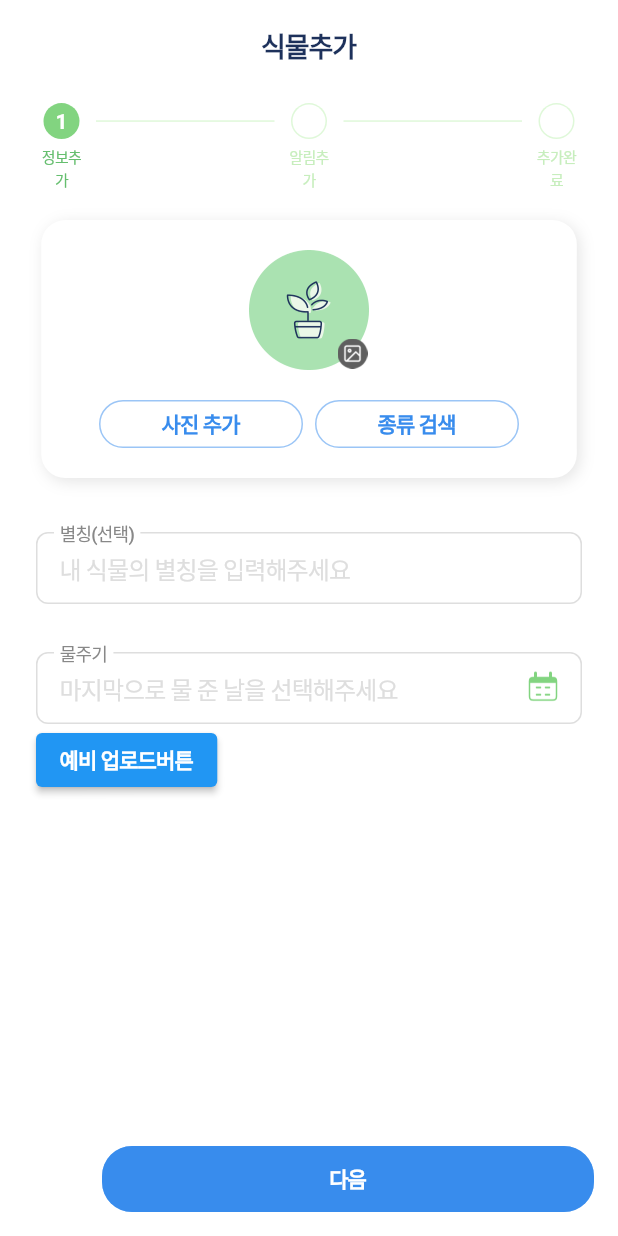
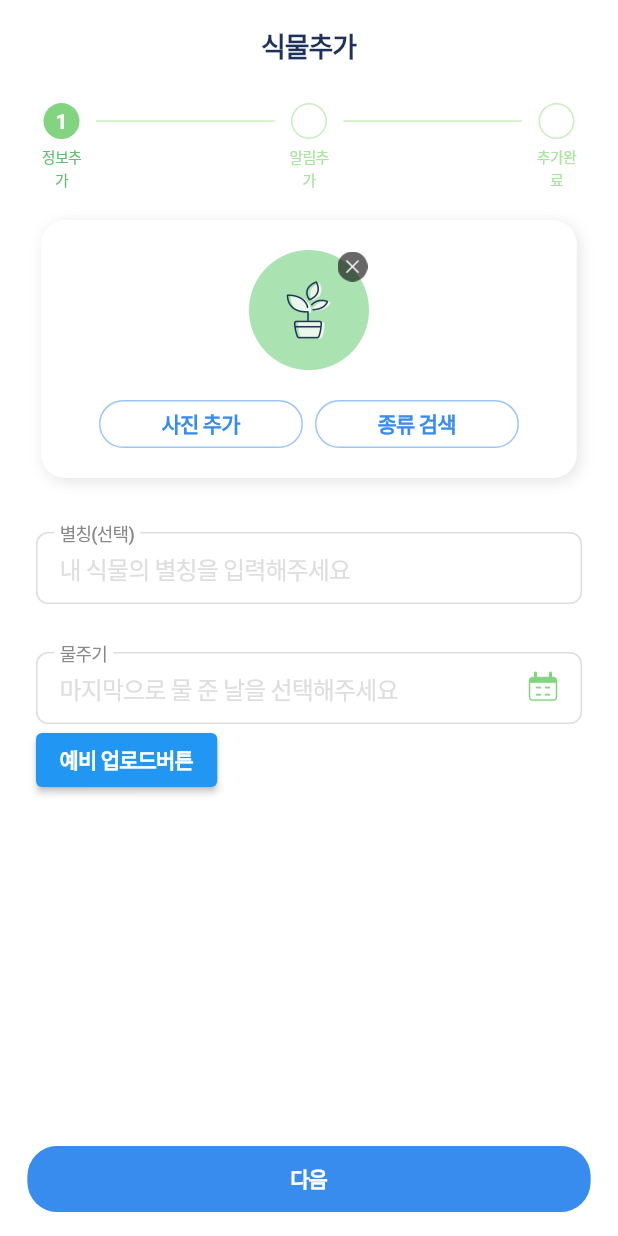
Before and after one commit to sungheeyoon/flutter-plant-plan, a Flutter app: the AddScreen widget shown alone on an empty page, opened directly, on a phone screen of 412 x 824 dp. Run offline on Flutter 3.47's test engine with Material 2 defaults, Android fonts, the phone set to English and light mode, and no system bars; our stand-ins replace cloud_firestore, equatable, firebase_core, firebase_storage, flutter_bloc, flutter_local_notifications and 8 more; missing offline and left inert: kakao_flutter_sdk_user, korea_regexp, snapping_sheet; accounts and stored records are empty; network calls fail; Roboto replaces fonts that are missing (Pretendard); statements that could not run were skipped.

Commit message:
finished Add Screen1/3page

```diff
--- a/lib/common/layout/default_layout.dart
+++ b/lib/common/layout/default_layout.dart
@@ -8,6 +8,7 @@ class DefaultLayout extends StatelessWidget {
   final String? title;
   final Widget? bottomNavigationBar;
   final Widget? floatingActionButton;
+  final FloatingActionButtonLocation? floatingActionButtonLocation;
 
   const DefaultLayout({
     required this.child,
@@ -15,6 +16,7 @@ class DefaultLayout extends StatelessWidget {
     this.title,
     this.bottomNavigationBar,
     this.floatingActionButton,
+    this.floatingActionButtonLocation,
     super.key,
   });
 
@@ -26,6 +28,7 @@ class DefaultLayout extends StatelessWidget {
       body: child,
       bottomNavigationBar: bottomNavigationBar,
       floatingActionButton: floatingActionButton,
+      floatingActionButtonLocation: floatingActionButtonLocation,
     );
   }
 
--- a/lib/screens/add_screen.dart
+++ b/lib/screens/add_screen.dart
@@ -504,11 +504,12 @@ class _AddScreenState extends State<AddScreen> {
         borderColor: pointColor2.withOpacity(
           0.5,
         ),
-        width: 328,
+        width: 328.w,
         height: 44,
         textColor: Colors.white,
         name: '다음',
       ),
+      floatingActionButtonLocation: FloatingActionButtonLocation.centerFloat,
 
       // bottomNavigationBar: SizedBox(
       //   width: fullWidth,
@@ -628,14 +629,14 @@ class _AddScreenState extends State<AddScreen> {
                           indent: 6.0,
                           endIndent: 6.0,
                           thickness: 1,
-                          color: keyColor200,
+                          color: keyColor300,
                         ),
                       ),
                       const SizedBox(
                         width: 34,
                         child: CircleAvatar(
                           radius: 12,
-                          backgroundColor: keyColor200,
+                          backgroundColor: keyColor300,
                           child: CircleAvatar(
                             radius: 11,
                             backgroundColor: Colors.white,
@@ -647,14 +648,14 @@ class _AddScreenState extends State<AddScreen> {
                           indent: 6.0,
                           endIndent: 6.0,
                           thickness: 1,
-                          color: keyColor200,
+                          color: keyColor300,
                         ),
                       ),
                       const SizedBox(
                         width: 34,
                         child: CircleAvatar(
                           radius: 12,
-                          backgroundColor: keyColor200,
+                          backgroundColor: keyColor300,
                           child: CircleAvatar(
                             radius: 11,
                             backgroundColor: Colors.white,
@@ -686,7 +687,7 @@ class _AddScreenState extends State<AddScreen> {
                           '알림추가',
                           style:
                               Theme.of(context).textTheme.labelSmall!.copyWith(
-                                    color: keyColor300,
+                                    color: keyColor400,
                                   ),
                           textAlign: TextAlign.center,
                         ),
@@ -697,7 +698,7 @@ class _AddScreenState extends State<AddScreen> {
                           '추가완료',
                           style:
                               Theme.of(context).textTheme.labelSmall!.copyWith(
-                                    color: keyColor300,
+                                    color: keyColor400,
                                   ),
                           textAlign: TextAlign.center,
                         ),
@@ -869,9 +870,9 @@ class _AddScreenState extends State<AddScreen> {
                                   ),
                                 const Positioned(
                                   right: 1,
-                                  bottom: 1,
+                                  top: 1,
                                   child: ImageBox(
-                                    imageUri: 'assets/icons/img.png',
+                                    imageUri: 'assets/icons/x.png',
                                     width: 20,
                                     height: 20,
                                   ),
--- a/pubspec.yaml
+++ b/pubspec.yaml
@@ -121,6 +121,7 @@ flutter:
     - assets/icons/search.png
     - assets/icons/calendar_box.png
     - assets/icons/pen.png
+    - assets/icons/x.png
 
     - assets/icons/navbar/home.png
     - assets/icons/navbar/post.png
```
Also changed, not shown: assets/icons/x.png (added).
